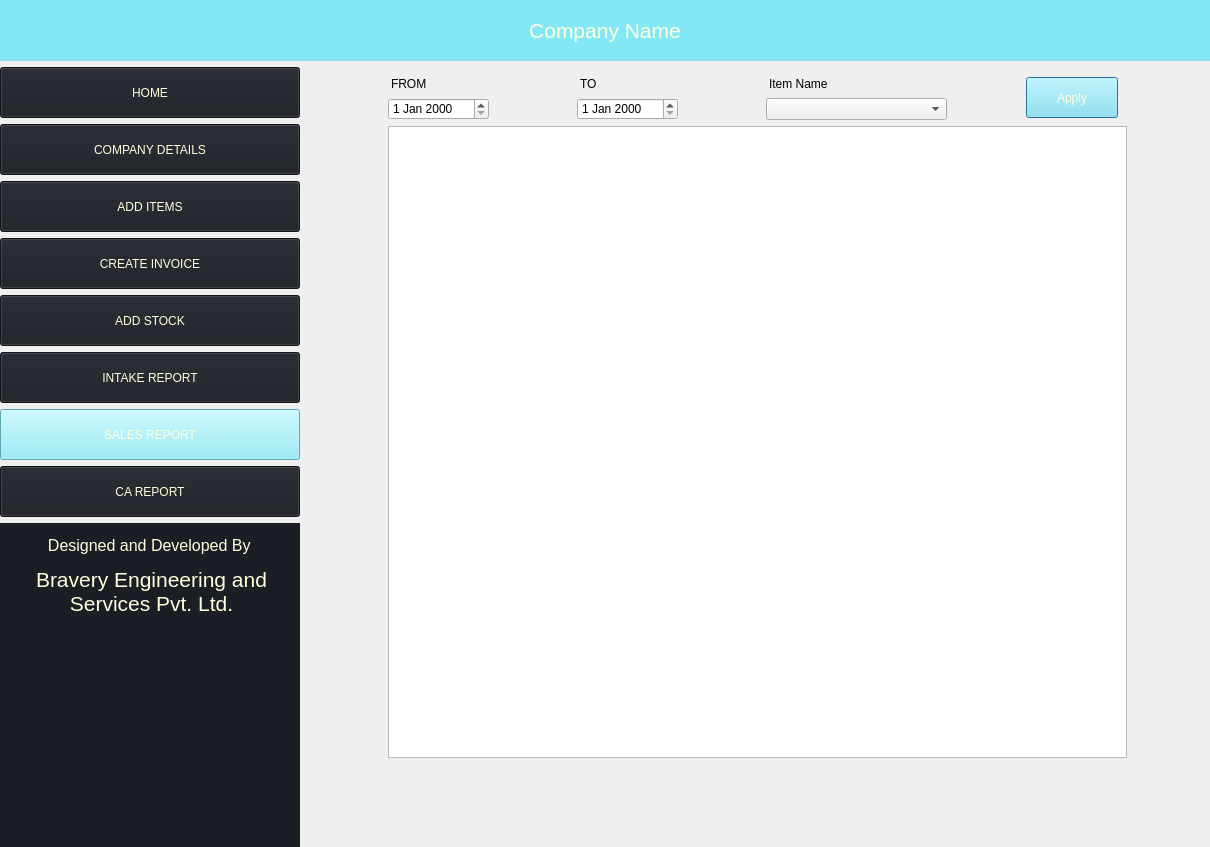
Above: salesReport.ui from ananth-hegde/offlineBillingSystem before the change. Below: the same form after it.
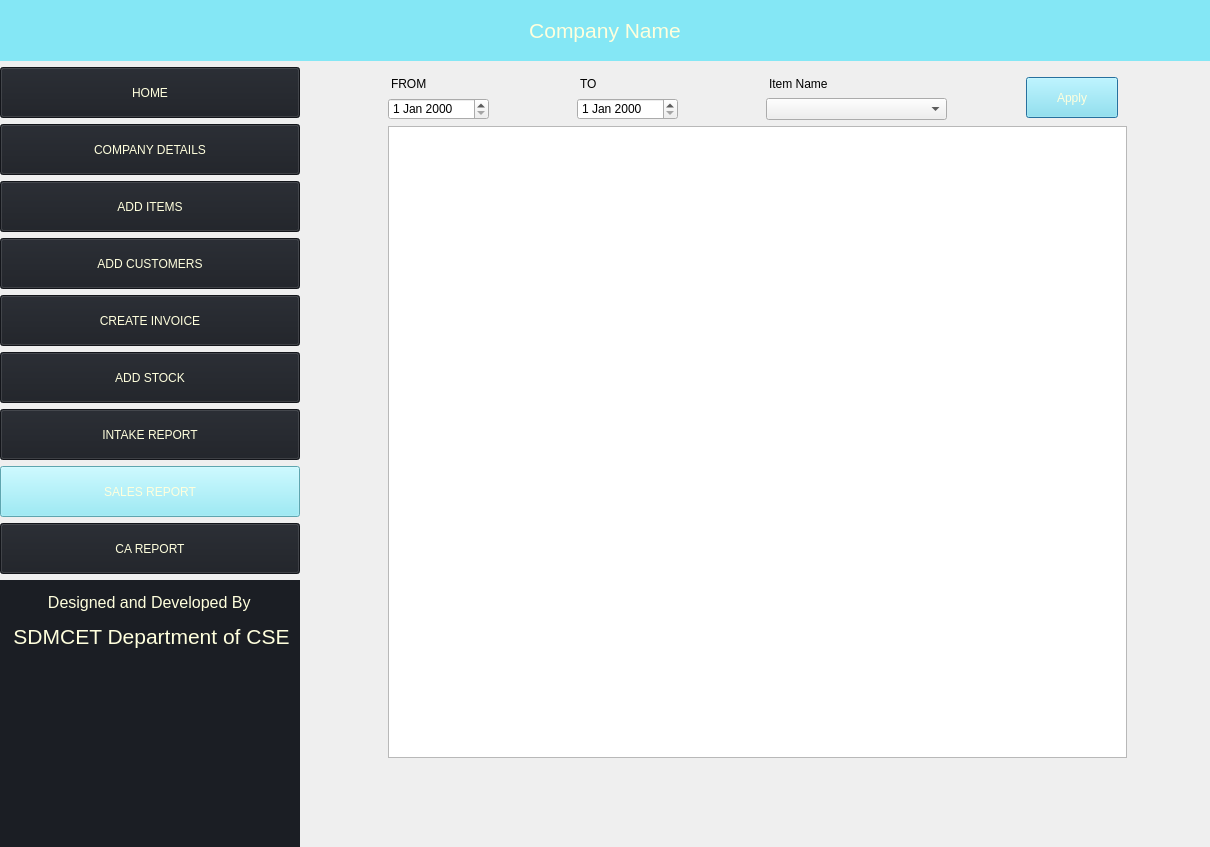
That is the form after the change. Icons and pictures are not drawn.

The edit to the form file:
```diff
--- a/salesReport.ui
+++ b/salesReport.ui
@@ -313,6 +313,22 @@
         </property>
        </widget>
       </item>
+      <item>
+       <widget class="QPushButton" name="addCustomersBtn">
+        <property name="minimumSize">
+         <size>
+          <width>239</width>
+          <height>51</height>
+         </size>
+        </property>
+        <property name="styleSheet">
+         <string notr="true">background-color:  rgb(27, 30, 36); color: rgb(255, 255, 221)</string>
+        </property>
+        <property name="text">
+         <string>ADD CUSTOMERS</string>
+        </property>
+       </widget>
+      </item>
       <item>
        <widget class="QPushButton" name="createInvoiceBtn">
         <property name="minimumSize">
@@ -411,7 +427,7 @@
          <string notr="true">background-color: rgb(27, 30, 36); color: rgb(255, 255, 221);padding-top:10px</string>
         </property>
         <property name="text">
-         <string>&lt;html&gt;&lt;head/&gt;&lt;body&gt;&lt;p align=&quot;center&quot;&gt;&lt;span style=&quot; font-size:12pt;&quot;&gt;Designed and Developed By &lt;/span&gt;&lt;/p&gt;&lt;p align=&quot;center&quot;&gt;&lt;span style=&quot; font-size:16pt;&quot;&gt;Bravery Engineering and Services Pvt. Ltd.&lt;/span&gt;&lt;/p&gt;&lt;/body&gt;&lt;/html&gt;</string>
+         <string>&lt;html&gt;&lt;head/&gt;&lt;body&gt;&lt;p align=&quot;center&quot;&gt;&lt;span style=&quot; font-size:12pt;&quot;&gt;Designed and Developed By &lt;/span&gt;&lt;/p&gt;&lt;p align=&quot;center&quot;&gt;&lt;span style=&quot; font-size:16pt;&quot;&gt;SDMCET Department of CSE&lt;/span&gt;&lt;/p&gt;&lt;/body&gt;&lt;/html&gt;</string>
         </property>
         <property name="scaledContents">
          <bool>true</bool>
```
